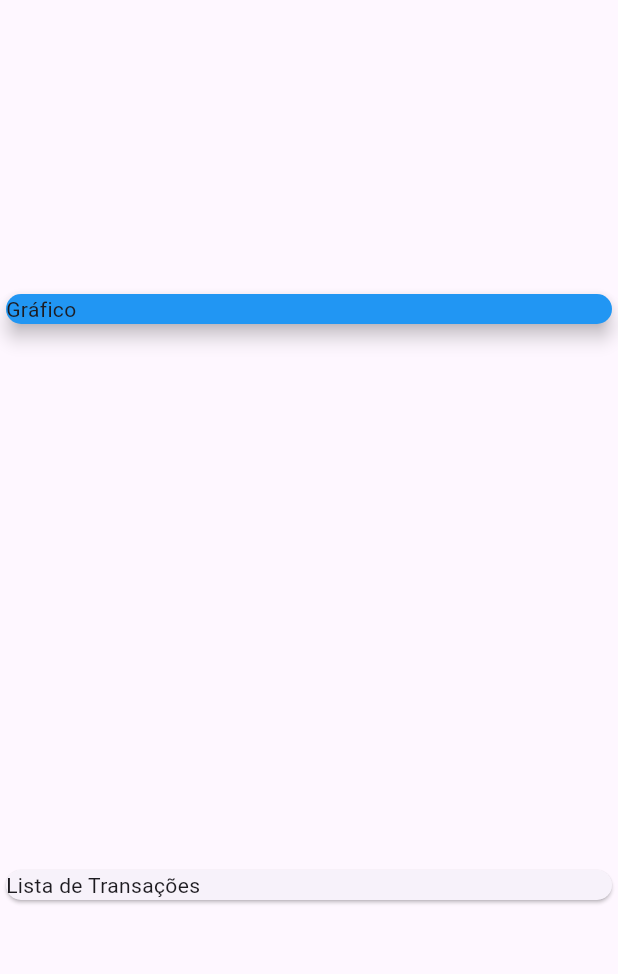
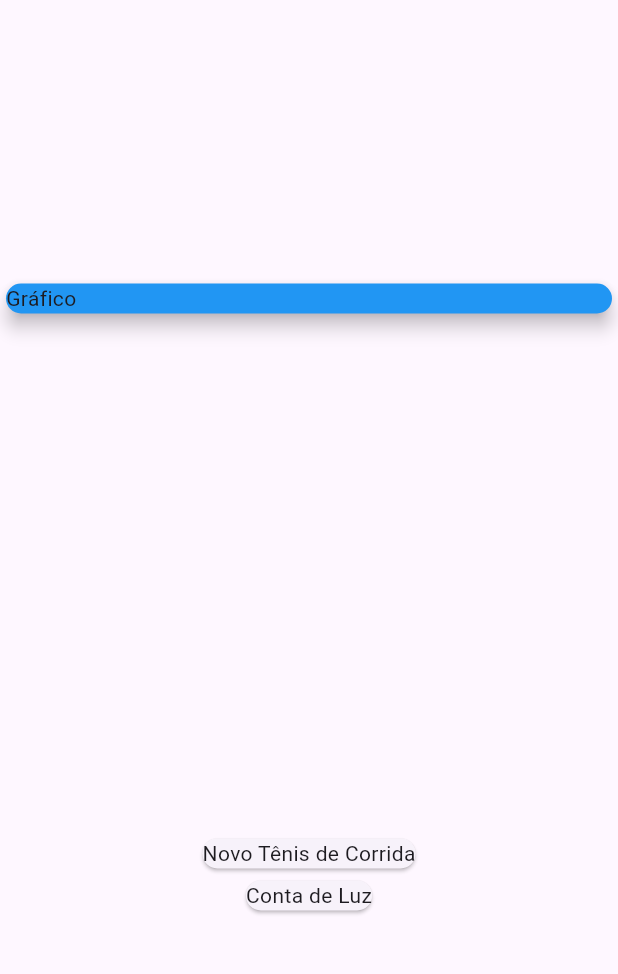
Before and after one commit to so-tha/Expenses_app, a Flutter app: the screen it shows after launch, on a phone screen of 412 x 824 dp, the part 63-1037 px from its top. Run offline on Flutter 3.47's test engine with Material 3 defaults, Android fonts, the light colour scheme and no system bars.

Commit message:
mod: mapeamento dos objetos na lista de transações e conversão usando map

```diff
--- a/lib/main.dart
+++ b/lib/main.dart
@@ -39,8 +39,12 @@ class Myhomepage extends StatelessWidget {
               elevation: 5,
             ),
           ),
-          Card(
-            child: Text('Lista de Transações'),
+          Column(
+            children: _transactions.map((tr){
+              return Card(
+                child: Text(tr.title),
+              );
+            }).toList(),
           )
         ],
       ),
```
